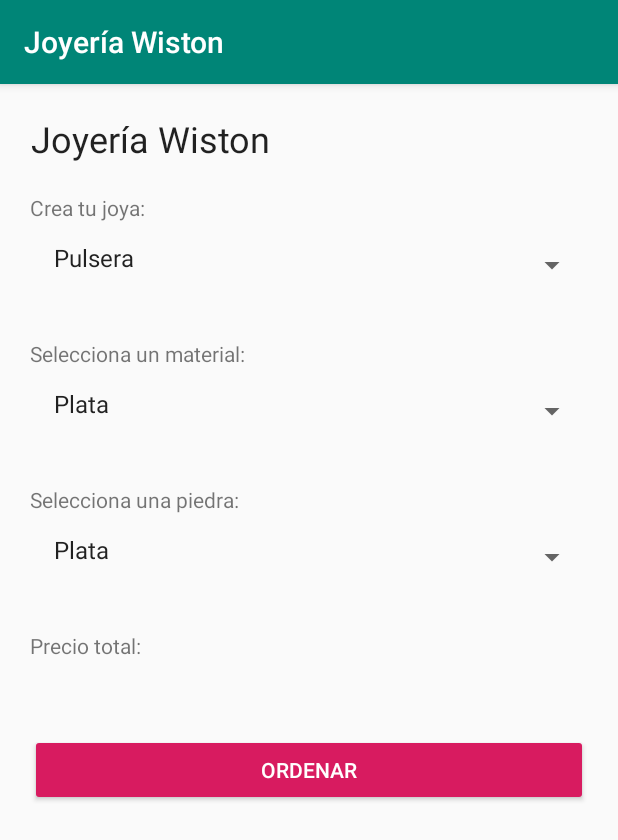
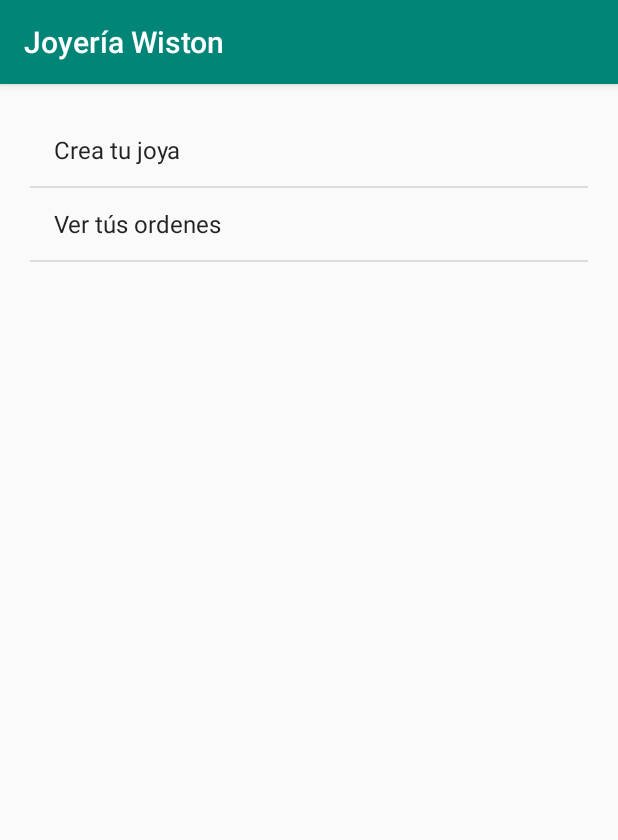
Before and after one commit to Rluckert/joyeria-android, an Android app: the screen it shows after launch (MainActivity), on a phone screen of 412 x 824 dp. Shown: the top 840 px of the screen. Run offline under Robolectric (Android 15) with nearby library versions, the phone set to English and light mode, and no system bars.

Commit message:
Taller terminado

```diff
--- a/app/src/main/AndroidManifest.xml
+++ b/app/src/main/AndroidManifest.xml
@@ -16,6 +16,9 @@
                 <category android:name="android.intent.category.LAUNCHER" />
             </intent-filter>
         </activity>
+        <activity android:name=".CreateOrder"></activity>
+        <activity android:name=".ListOrder"></activity>
     </application>
 
+
 </manifest>
--- a/app/src/main/java/com/example/my_jewelry/MainActivity.java
+++ b/app/src/main/java/com/example/my_jewelry/MainActivity.java
@@ -1,61 +1,48 @@
 package com.example.my_jewelry;
 
+import android.content.Intent;
 import android.content.res.Resources;
 import android.support.v7.app.AppCompatActivity;
 import android.os.Bundle;
 import android.view.View;
+import android.widget.AdapterView;
 import android.widget.ArrayAdapter;
+import android.widget.ListView;
 import android.widget.Spinner;
 import android.widget.TextView;
 
 public class MainActivity extends AppCompatActivity {
-
-    private Double precioTotal;
-
-    private Spinner typesJewels;
-    private Spinner materialsOne;
-    private Spinner materialsTwo;
-    private TextView totalPrice;
+    private ListView listView;
+    private String options[];
     private Resources resources;
-
-    private ArrayAdapter<String> adapterOne;
-    private ArrayAdapter<String> adapterTwo;
-    private String[] optionsTypes;
-    private String[] optionsMaterials;
-
+    private Intent intent;
 
     @Override
     protected void onCreate(Bundle savedInstanceState) {
         super.onCreate(savedInstanceState);
         setContentView(R.layout.activity_main);
 
-        totalPrice = (TextView)findViewById(R.id.totalPrice);
+        listView = (ListView)findViewById(R.id.options);
+        resources = this.getResources();
+        options = resources.getStringArray(R.array.menu);
+        ArrayAdapter<String> adapter = new ArrayAdapter<String>(this, android.R.layout.simple_list_item_1, options);
+        listView.setAdapter(adapter);
 
-        //Capturando Spinners
-        typesJewels = (Spinner)findViewById(R.id.spinnerTypes);
-        materialsOne = (Spinner)findViewById(R.id.spinnerMaterials1);
-        materialsTwo = (Spinner)findViewById(R.id.spinnerMaterials2);
-
-
-        //Cargando array de strings a los spinners
-        optionsTypes = this.getResources().getStringArray(R.array.type_jewels);
-        adapterOne = new ArrayAdapter<String>(this, android.R.layout.simple_list_item_1, optionsTypes);
-        typesJewels.setAdapter(adapterOne);
-
-        optionsMaterials = this.getResources().getStringArray(R.array.materials);
-        adapterTwo = new ArrayAdapter<String>(this, android.R.layout.simple_list_item_1, optionsMaterials);
-        materialsOne.setAdapter(adapterTwo);
-        materialsTwo.setAdapter(adapterTwo);
-    }
-
-    public void showTotal(View v){
-        int positionType = typesJewels.getSelectedItemPosition();
-        int positionMaterialsOne = materialsOne.getSelectedItemPosition();
-        int positionMaterialsTwo = materialsTwo.getSelectedItemPosition();
-
-
-        precioTotal = Order.CalculateTotal(positionType, positionMaterialsOne, positionMaterialsTwo);
-        totalPrice.setText("$ "+precioTotal);
+        listView.setOnItemClickListener(new AdapterView.OnItemClickListener() {
+            @Override
+            public void onItemClick(AdapterView<?> parent, View view, int position, long id) {
+                switch (position){
+                    case 0:
+                        intent = new Intent(MainActivity.this, CreateOrder.class);
+                        startActivity(intent);
+                        break;
+                    case 1:
+                        intent = new Intent(MainActivity.this, ListOrder.class);
+                        startActivity(intent);
+                        break;
+                }
+            }
+        });
 
     }
 
--- a/app/src/main/java/com/example/my_jewelry/Order.java
+++ b/app/src/main/java/com/example/my_jewelry/Order.java
@@ -1,6 +1,9 @@
 package com.example.my_jewelry;
 
-public class Order {
+import android.support.v7.app.AppCompatActivity;
+
+public class Order extends AppCompatActivity {
+
 
     public static double CalculateTotal (int option1, int option2, int option3){
         double Total = 0;
--- a/app/src/main/res/layout/activity_main.xml
+++ b/app/src/main/res/layout/activity_main.xml
@@ -12,75 +12,10 @@
         android:orientation="vertical"
         android:padding="20dp">
 
-        <TextView
-            android:id="@+id/app_name"
-            android:layout_width="wrap_content"
-            android:layout_height="wrap_content"
-            android:gravity="center"
-            android:paddingBottom="20dp"
-            android:text="@string/app_name"
-            android:textAppearance="@style/TextAppearance.AppCompat.Headline"
-            tools:layout_editor_absoluteX="158dp"
-            tools:layout_editor_absoluteY="356dp" />
-
-        <TextView
-            android:id="@+id/textView"
+        <ListView
+            android:id="@+id/options"
             android:layout_width="match_parent"
-            android:layout_height="wrap_content"
-            android:text="@string/create_jewel" />
-
-        <Spinner
-            android:id="@+id/spinnerTypes"
-            android:layout_width="match_parent"
-            android:layout_height="wrap_content"
-            android:layout_marginBottom="20dp"
-            android:paddingBottom="10dp" />
-
-        <TextView
-            android:id="@+id/textView2"
-            android:layout_width="match_parent"
-            android:layout_height="wrap_content"
-            android:text="@string/select_material" />
-
-        <Spinner
-            android:id="@+id/spinnerMaterials1"
-            android:layout_width="match_parent"
-            android:layout_height="wrap_content"
-            android:layout_marginBottom="20dp"
-            android:paddingBottom="10dp" />
-
-        <TextView
-            android:id="@+id/textView3"
-            android:layout_width="match_parent"
-            android:layout_height="wrap_content"
-            android:text="@string/select_stone" />
-
-        <Spinner
-            android:id="@+id/spinnerMaterials2"
-            android:layout_width="match_parent"
-            android:layout_height="wrap_content"
-            android:layout_marginBottom="20dp"
-            android:paddingBottom="10dp" />
-
-        <TextView
-            android:id="@+id/txt_price"
-            android:layout_width="match_parent"
-            android:layout_height="wrap_content"
-            android:text="@string/price" />
-
-        <TextView
-            android:id="@+id/totalPrice"
-            android:layout_width="match_parent"
-            android:layout_height="wrap_content"
-            android:layout_marginBottom="30dp" />
-
-        <Button
-            android:id="@+id/btn_order"
-            style="@style/Widget.AppCompat.Button.Colored"
-            android:layout_width="match_parent"
-            android:layout_height="wrap_content"
-            android:onClick="showTotal"
-            android:text="@string/btn_order" />
+            android:layout_height="match_parent" />
     </LinearLayout>
 
 </android.support.constraint.ConstraintLayout>
--- a/app/src/main/res/values/strings.xml
+++ b/app/src/main/res/values/strings.xml
@@ -1,5 +1,9 @@
 <resources>
     <string name="app_name">Joyería Wiston</string>
+
+    <string name="create">Crea tu joya</string>
+    <string name="list">Ver tús ordenes</string>
+    <string name="done">Orden enviada correctamente</string>
 
 
     <string name="create_jewel">Crea tu joya:</string>
@@ -20,7 +24,10 @@
     <string name="price">Precio total:</string>
     <string name="btn_order">Ordenar</string>
 
-
+    <string-array name="menu">
+        <item>@string/create</item>
+        <item>@string/list</item>
+    </string-array>
 
     <string-array name="type_jewels">
         <item>@string/bracelet</item>
@@ -36,4 +43,7 @@
         <item>@string/quartz</item>
     </string-array>
 
+    <string name="no_records">No hay órdenes en el momento</string>
+    <string name="view_orders">Ver órdenes</string>
+
 </resources>
```
Also changed, not shown: app/src/main/java/com/example/my_jewelry/CreateOrder.java (added, +82 -0 lines), app/src/main/java/com/example/my_jewelry/Data.java (added, +15 -0 lines), app/src/main/java/com/example/my_jewelry/ListOrder.java (added, +48 -0 lines), app/src/main/java/com/example/my_jewelry/OrderJewel.java (added, +63 -0 lines), app/src/main/res/layout/create_order.xml (added, +85 -0 lines), app/src/main/res/layout/order_list.xml (+33 -1 lines).
